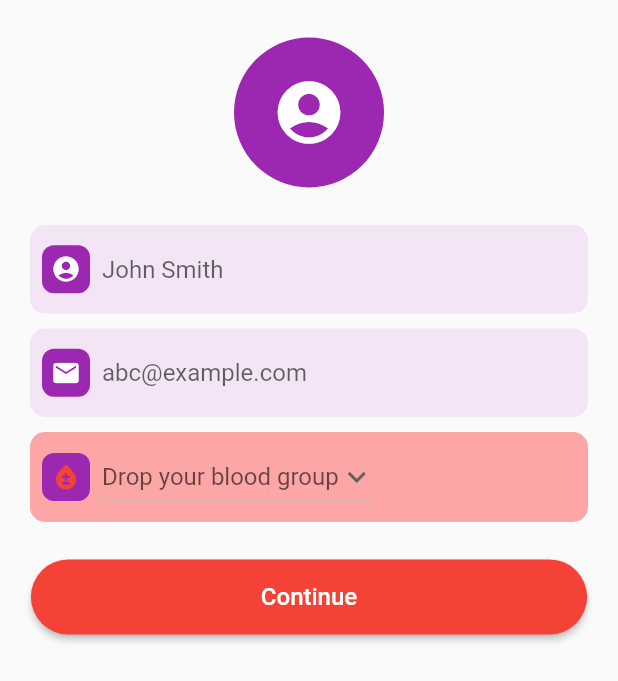
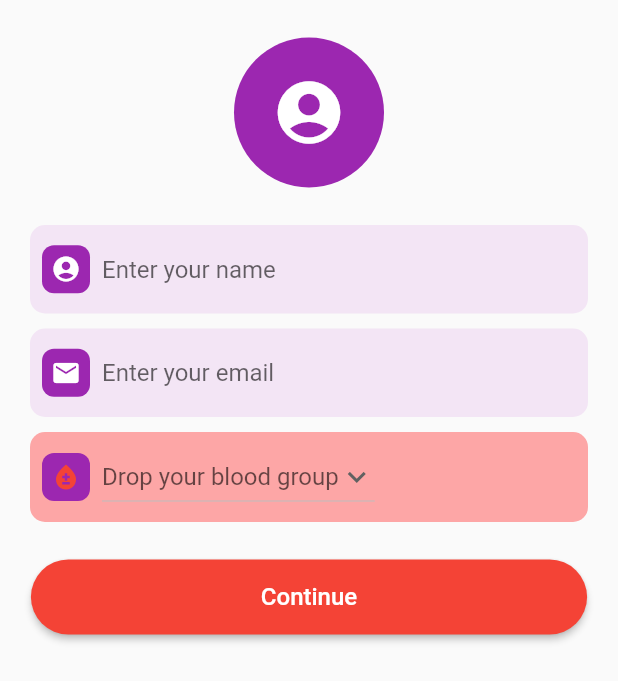
Before and after one commit to zahid2873/bdonner, a Flutter app: the UserInformationScreen screen opened directly, on a phone screen of 412 x 824 dp. Shown: the top 681 px of the screen. Run offline on Flutter 3.47's test engine with Material 2 defaults, Android fonts, the phone set to English and light mode, and no system bars; our stand-ins replace cloud_firestore, country_picker, firebase_auth, firebase_core, fluttertoast, image_picker and 2 more; accounts and stored records are empty.

Commit message:
update userinfo page

```diff
--- a/lib/pages/user_information_screen.dart
+++ b/lib/pages/user_information_screen.dart
@@ -95,7 +95,7 @@ class _UserInformationScreenState extends State<UserInformationScreen> {
                     children: [
                       // name field
                       textFeld(
-                        hintText: "John Smith",
+                        hintText: "Enter your name",
                         icon: Icons.account_circle,
                         inputType: TextInputType.name,
                         maxLines: 1,
@@ -104,7 +104,7 @@ class _UserInformationScreenState extends State<UserInformationScreen> {
 
                       // email
                       textFeld(
-                        hintText: "abc@example.com",
+                        hintText: "Enter your email",
                         icon: Icons.email,
                         inputType: TextInputType.emailAddress,
                         maxLines: 1,
```
